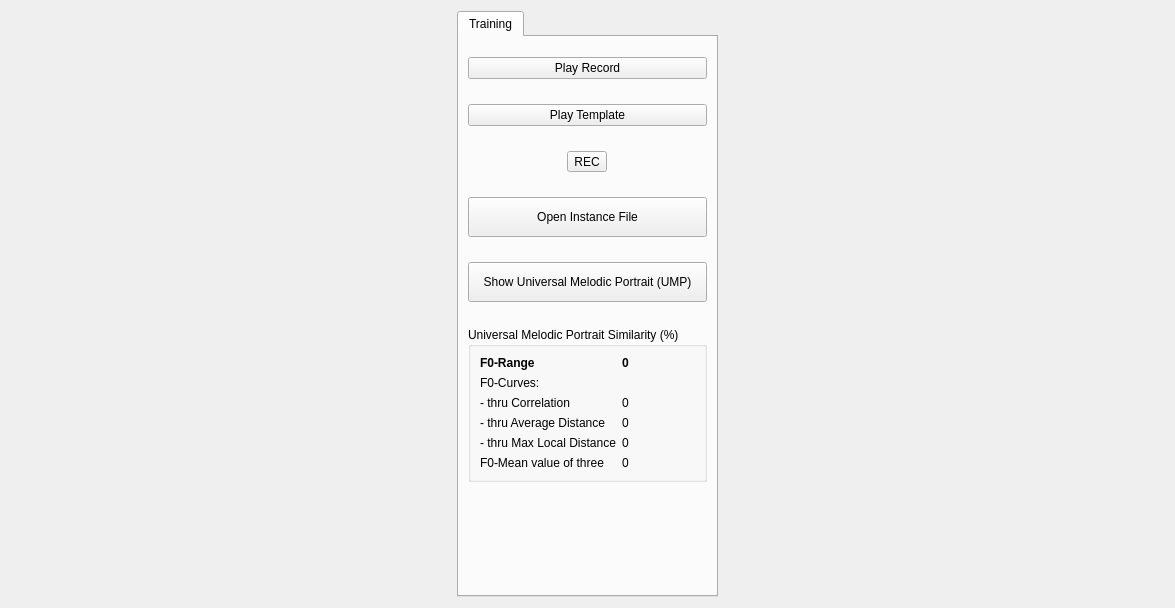
Old version of the form graphswindow.ui in the repository zhitko/inton-trainer.
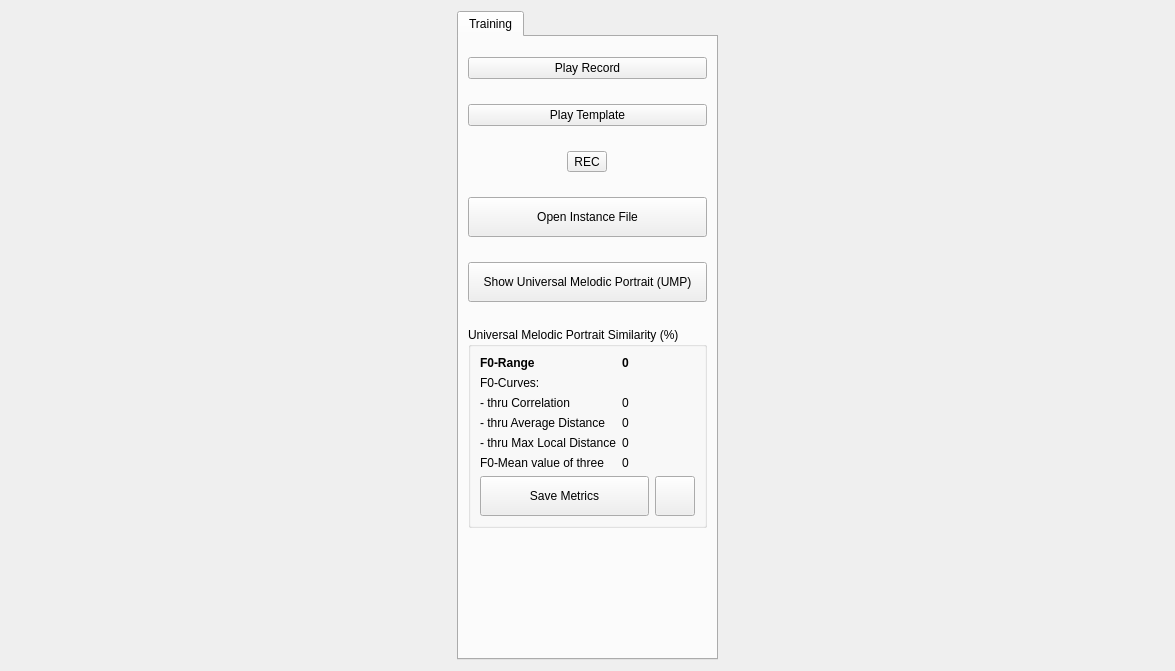
New version of the form. Icons and pictures are not drawn.

Commit message: add: calculate and save comparsion metrics

Patch:
```diff
--- a/graphswindow.ui
+++ b/graphswindow.ui
@@ -7,7 +7,7 @@
     <x>0</x>
     <y>0</y>
     <width>1175</width>
-    <height>608</height>
+    <height>671</height>
    </rect>
   </property>
   <property name="sizePolicy">
@@ -275,6 +275,50 @@
               </property>
              </widget>
             </item>
+            <item row="8" column="0" colspan="2">
+             <layout class="QHBoxLayout" name="horizontalLayout">
+              <item>
+               <widget class="QPushButton" name="saveMetrics">
+                <property name="minimumSize">
+                 <size>
+                  <width>0</width>
+                  <height>40</height>
+                 </size>
+                </property>
+                <property name="text">
+                 <string>Save Metrics</string>
+                </property>
+                <property name="icon">
+                 <iconset resource="icons.qrc">
+                  <normaloff>:/icons/icons/save.png</normaloff>:/icons/icons/save.png</iconset>
+                </property>
+               </widget>
+              </item>
+              <item>
+               <widget class="QPushButton" name="openMetrics">
+                <property name="minimumSize">
+                 <size>
+                  <width>40</width>
+                  <height>40</height>
+                 </size>
+                </property>
+                <property name="maximumSize">
+                 <size>
+                  <width>40</width>
+                  <height>40</height>
+                 </size>
+                </property>
+                <property name="text">
+                 <string/>
+                </property>
+                <property name="icon">
+                 <iconset resource="icons.qrc">
+                  <normaloff>:/icons/icons/file.png</normaloff>:/icons/icons/file.png</iconset>
+                </property>
+               </widget>
+              </item>
+             </layout>
+            </item>
            </layout>
           </widget>
          </item>
```
The commit also changes 13 other files.
